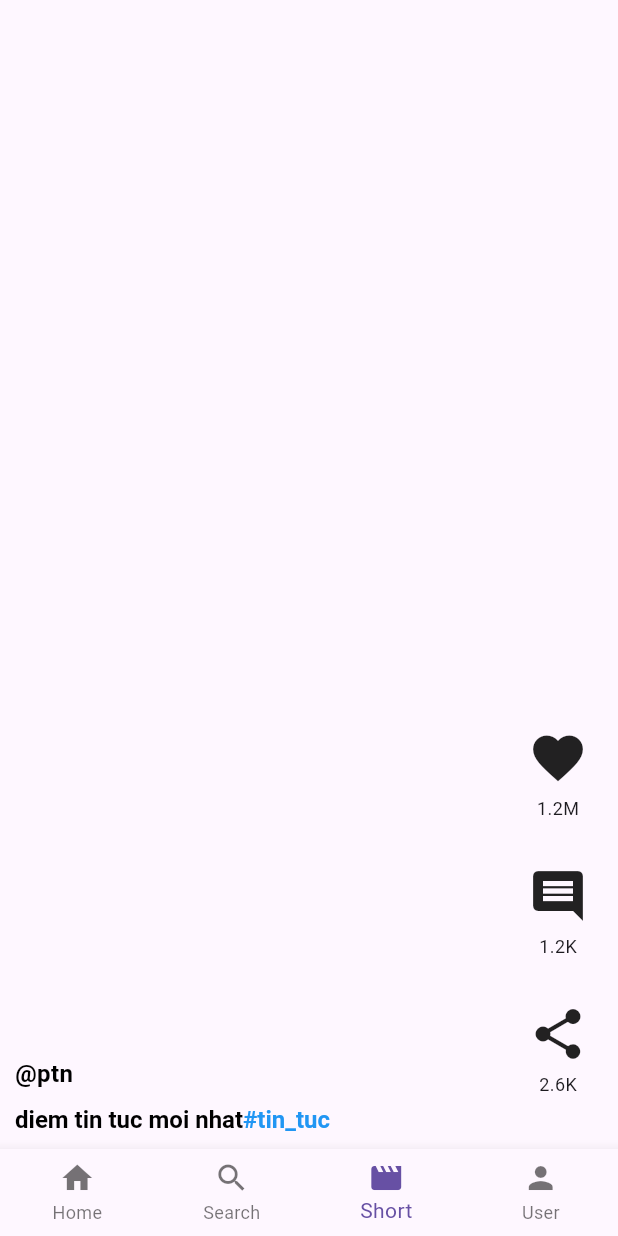
After one commit to thanhNgan13/CS2-New, a Flutter app: the ShortPage screen opened directly, item 3 of the bottom bar chosen, on a phone screen of 412 x 824 dp. The commit adds this screen. Run offline on Flutter 3.47's test engine with Material 3 defaults, Android fonts, the phone set to English and light mode, and no system bars; our stand-ins replace fluttertoast.

Commit message:
page short and NavigationBarItem

```diff
--- /dev/null
+++ b/lib/src/views/main.dart
@@ -0,0 +1,79 @@
+import 'package:flutter/material.dart';
+import 'package:fluttertoast/fluttertoast.dart';
+
+import 'pages/reels_page.dart';
+import 'pages/user.dart';
+
+void main() {
+  runApp(const HomePage());
+}
+
+class HomePage extends StatelessWidget {
+  const HomePage({Key? key}) : super(key: key);
+
+  @override
+  Widget build(BuildContext context) {
+    return const MaterialApp(
+      debugShowCheckedModeBanner: false,
+      home: ShortPage(),
+    );
+  }
+}
+
+class ShortPage extends StatefulWidget {
+  const ShortPage({Key? key}) : super(key: key);
+
+  @override
+  // ignore: library_private_types_in_public_api
+  _ShortPageState createState() => _ShortPageState();
+}
+
+class _ShortPageState extends State<ShortPage> {
+  int _selectedIndex = 0;
+  void _onItemTapped(int index) {
+    setState(() {
+      _selectedIndex = index;
+    });
+  }
+
+  final List<Widget> _pages = [
+    const Center(child: Text('Home')),
+    const Center(child: Text('Search')),
+    ReelsPage(),
+    const ListButtonForUser()
+  ];
+
+  @override
+  Widget build(BuildContext context) {
+    // TODO: implement build
+    return Scaffold(
+        body: _pages[_selectedIndex],
+        bottomNavigationBar: BottomNavigationBar(
+          type: BottomNavigationBarType.fixed,
+          currentIndex: _selectedIndex,
+          onTap: _onItemTapped,
+          items: const [
+            BottomNavigationBarItem(
+              icon: Icon(Icons.home),
+              label: 'Home',
+              backgroundColor: Colors.black,
+            ),
+            BottomNavigationBarItem(
+              icon: Icon(Icons.search),
+              label: 'Search',
+              backgroundColor: Colors.black,
+            ),
+            BottomNavigationBarItem(
+              icon: Icon(Icons.movie),
+              label: 'Short',
+              backgroundColor: Colors.black,
+            ),
+            BottomNavigationBarItem(
+              icon: Icon(Icons.person),
+              label: 'User',
+              backgroundColor: Colors.black,
+            ),
+          ],
+        ));
+  }
+}
--- /dev/null
+++ b/lib/src/views/pages/reels_page.dart
@@ -0,0 +1,24 @@
+import 'package:flutter/material.dart';
+import 'package:fluttertoast/fluttertoast.dart';
+
+import 'shorts/MyVideo1.dart';
+import 'shorts/MyVideo2.dart';
+import 'shorts/MyVideo3.dart';
+
+class ReelsPage extends StatelessWidget {
+  final _controller = PageController(initialPage: 0);
+  @override
+  Widget build(BuildContext context) {
+    return Scaffold(
+      body: PageView(
+        controller: _controller,
+        scrollDirection: Axis.vertical,
+        children: [
+          MyVideo1(),
+          MyVideo2(),
+          MyVideo3(),
+        ],
+      ),
+    );
+  }
+}
--- /dev/null
+++ b/lib/src/views/pages/shorts/MyVideo1.dart
@@ -0,0 +1,17 @@
+import 'package:flutter/material.dart';
+import 'package:opera_news/src/views/pages/shorts/TemplateVideoShort.dart';
+
+class MyVideo1 extends StatelessWidget {
+  const MyVideo1({Key? key}) : super(key: key);
+
+  @override
+  Widget build(BuildContext context) {
+    return const TemplateShort(
+        nameAccount: '@ptn',
+        caption: 'diem tin tuc moi nhat',
+        hashTag: '#tin_tuc',
+        like: '1.2M',
+        comment: '1.2K',
+        share: '2.6K');
+  }
+}
--- /dev/null
+++ b/lib/src/views/pages/shorts/MyVideo2.dart
@@ -0,0 +1,18 @@
+import 'package:flutter/material.dart';
+
+import 'TemplateVideoShort.dart';
+
+class MyVideo2 extends StatelessWidget {
+  const MyVideo2({Key? key}) : super(key: key);
+
+  @override
+  Widget build(BuildContext context) {
+    return const TemplateShort(
+        nameAccount: '@pttt',
+        caption: 'the gioi di dong',
+        hashTag: '#tin_tuc',
+        like: '1.2M',
+        comment: '1.2K',
+        share: '2.6K');
+  }
+}
--- /dev/null
+++ b/lib/src/views/pages/shorts/MyVideo3.dart
@@ -0,0 +1,18 @@
+import 'package:flutter/material.dart';
+
+import 'TemplateVideoShort.dart';
+
+class MyVideo3 extends StatelessWidget {
+  const MyVideo3({Key? key}) : super(key: key);
+
+  @override
+  Widget build(BuildContext context) {
+    return const TemplateShort(
+        nameAccount: '@hqts',
+        caption: 'diem tin tuc moi nhat',
+        hashTag: '#tin_tuc',
+        like: '1.2M',
+        comment: '1.2K',
+        share: '2.6K');
+  }
+}
--- /dev/null
+++ b/lib/src/views/pages/shorts/TemplateVideoShort.dart
@@ -0,0 +1,86 @@
+import 'package:flutter/material.dart';
+
+import '../../../../utils/button.dart';
+
+class TemplateShort extends StatelessWidget {
+  final String nameAccount;
+  final String caption;
+  final String hashTag;
+  final String like;
+  final String comment;
+  final String share;
+
+  const TemplateShort(
+      {super.key,
+      required this.nameAccount,
+      required this.caption,
+      required this.hashTag,
+      required this.like,
+      required this.comment,
+      required this.share});
+  @override
+  Widget build(BuildContext context) {
+    return Scaffold(
+        body: Stack(
+      children: [
+        // user name and capption video
+        Padding(
+          padding: const EdgeInsets.all(10.0),
+          child: Container(
+            alignment: const Alignment(-1, 1),
+            child: Column(
+              crossAxisAlignment: CrossAxisAlignment.start,
+              mainAxisAlignment: MainAxisAlignment.end,
+              children: [
+                Text(nameAccount,
+                    style: const TextStyle(
+                        color: Colors.black,
+                        fontSize: 16,
+                        fontWeight: FontWeight.bold)),
+                const SizedBox(
+                  height: 10,
+                ),
+                RichText(
+                    text: TextSpan(children: [
+                  TextSpan(
+                      text: caption,
+                      style: const TextStyle(
+                          color: Colors.black,
+                          fontSize: 16,
+                          fontWeight: FontWeight.bold)),
+                  TextSpan(
+                      text: hashTag,
+                      style: const TextStyle(
+                          color: Colors.blue,
+                          fontSize: 16,
+                          fontWeight: FontWeight.bold)),
+                ]))
+              ],
+            ),
+          ),
+        ),
+        // button like, comment, share
+        Padding(
+            padding: const EdgeInsets.all(20.0),
+            child: Container(
+              alignment: const Alignment(1, 1),
+              child:
+                  Column(mainAxisAlignment: MainAxisAlignment.end, children: [
+                MyButton(
+                  icon: Icons.favorite,
+                  text: like,
+                ),
+                MyButton(
+                  icon: Icons.comment,
+                  text: comment,
+                ),
+                MyButton(
+                  icon: Icons.share,
+                  text: share,
+                ),
+              ]),
+            ))
+      ],
+    ));
+  }
+}
--- a/lib/src/views/pages/user.dart
+++ b/lib/src/views/pages/user.dart
@@ -1,56 +1,13 @@
 import 'package:flutter/material.dart';
 import 'package:fluttertoast/fluttertoast.dart';
-
-void main() {
-  runApp(const ListButtonForUser());
-}
 
 class ListButtonForUser extends StatelessWidget {
   const ListButtonForUser({Key? key}) : super(key: key);
 
   @override
   Widget build(BuildContext context) {
-    return MaterialApp(
-      debugShowCheckedModeBanner: false,
-      title: 'User',
-      home: Scaffold(
-        body: Stack(
-          children: [
-            Column(
-              children: [
-                Row(
-                  mainAxisAlignment: MainAxisAlignment.end,
-                  children: [
-                    IconButton(
-                      onPressed: showToast,
-                      icon: const Icon(
-                        // <-- Icon
-                        Icons.settings,
-                        size: 24.0,
-                      ),
-                    )
-                  ],
-                ),
-                Row(
-                  mainAxisAlignment: MainAxisAlignment.center,
-                  children: [
-                    ElevatedButton(
-                      onPressed: () {},
-                      child: const Text(
-                        'Login',
-                        style: TextStyle(
-                          fontSize: 14,
-                          color: Colors.red,
-                        ),
-                      ),
-                    )
-                  ],
-                ),
-              ],
-            ),
-          ],
-        ),
-      ),
+    return Container(
+      child: const Text('ListButtonForUser'),
     );
   }
 
--- /dev/null
+++ b/lib/utils/button.dart
@@ -0,0 +1,25 @@
+import 'package:flutter/material.dart';
+
+class MyButton extends StatelessWidget {
+  final icon;
+  final String text;
+  MyButton({this.icon, required this.text});
+  @override
+  Widget build(BuildContext context) {
+    return Padding(
+        padding: const EdgeInsets.symmetric(vertical: 15.0),
+        child: Column(children: [
+          Icon(
+            icon,
+            size: 40,
+          ),
+          const SizedBox(
+            height: 5,
+          ),
+          Text(
+            text,
+            style: const TextStyle(fontSize: 12),
+          )
+        ]));
+  }
+}
```
